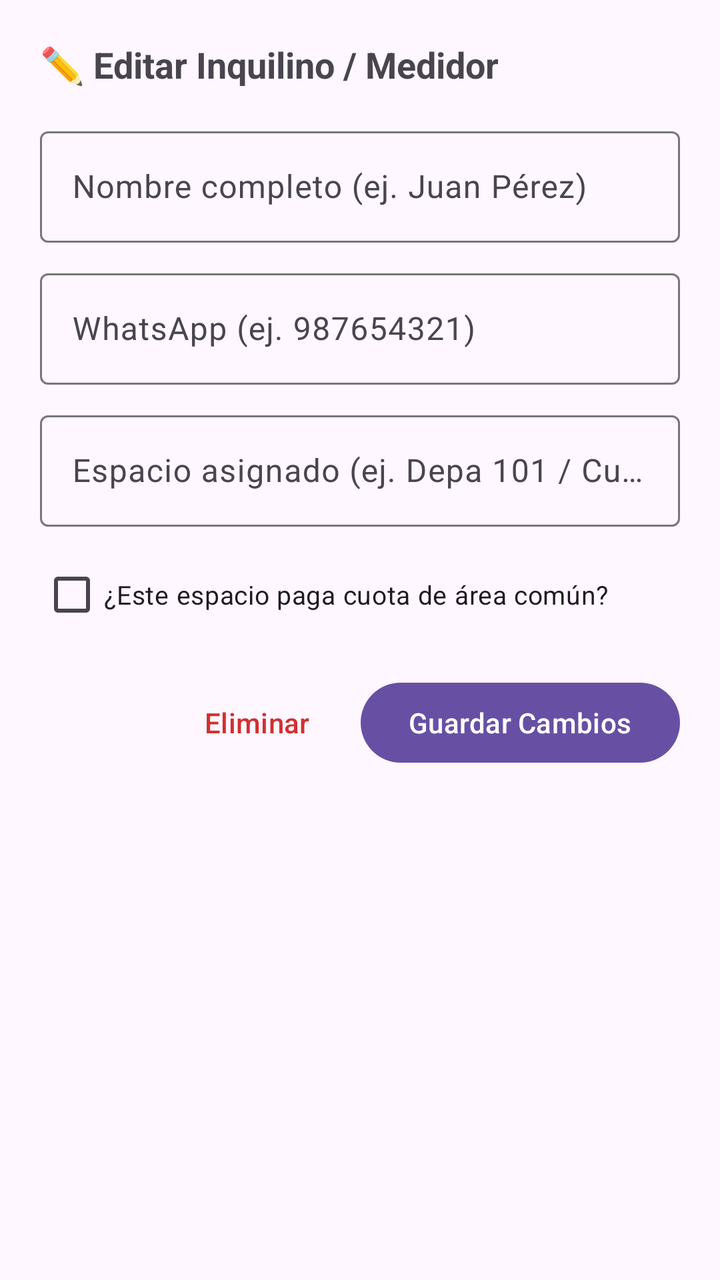
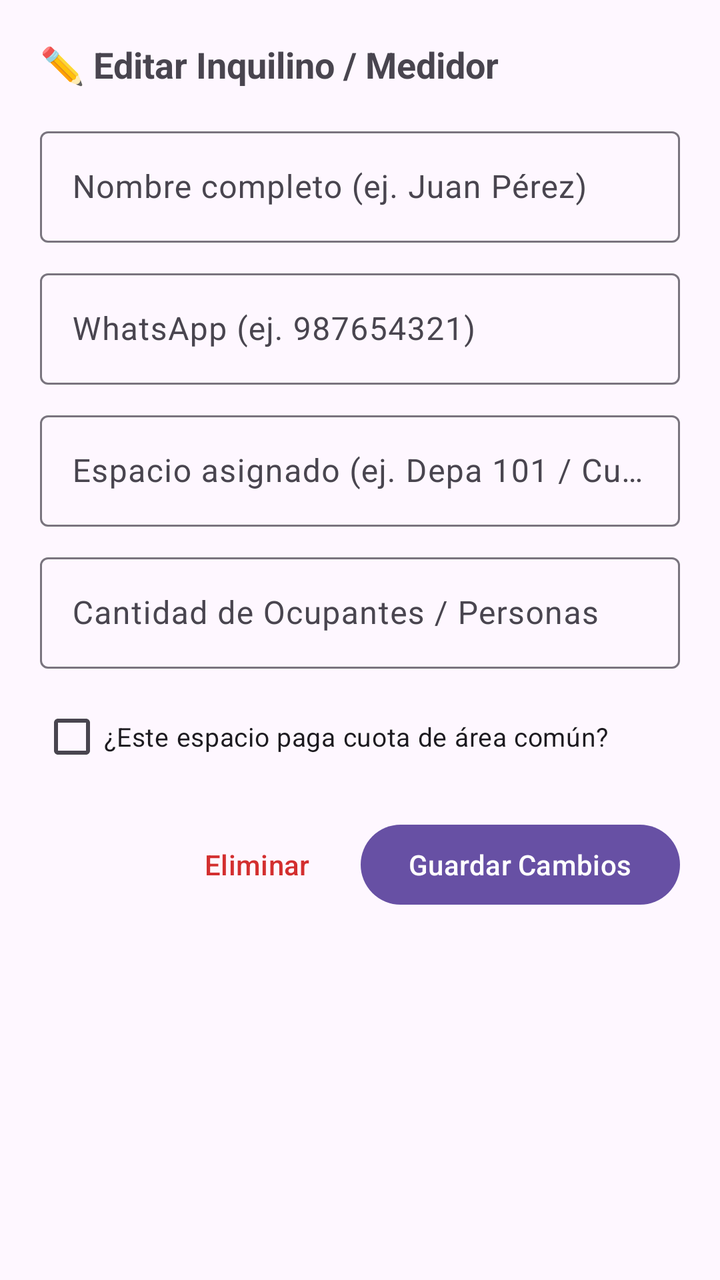

Compare the two renders of this Android layout. The source of the first and the diff that turns it into the second are given below.
<!-- AndroidManifest.xml: application theme Theme.KiloWatt -->
<!-- res/layout/dialog_editar_inquilino.xml -->
<?xml version="1.0" encoding="utf-8"?>
<LinearLayout xmlns:android="http://schemas.android.com/apk/res/android"
    xmlns:app="http://schemas.android.com/apk/res-auto"
    android:layout_width="match_parent"
    android:layout_height="wrap_content"
    android:orientation="vertical"
    android:padding="20dp">

    <TextView
        android:layout_width="wrap_content"
        android:layout_height="wrap_content"
        android:text="@string/title_editar_inquilino"
        android:textSize="18sp"
        android:textStyle="bold"
        android:layout_marginBottom="16dp" />

    <com.google.android.material.textfield.TextInputLayout
        android:layout_width="match_parent"
        android:layout_height="wrap_content"
        android:hint="@string/hint_nombre_completo"
        android:layout_marginBottom="10dp">

        <com.google.android.material.textfield.TextInputEditText
            android:id="@+id/etEditNombre"
            android:layout_width="match_parent"
            android:layout_height="wrap_content"
            android:inputType="textPersonName" />
    </com.google.android.material.textfield.TextInputLayout>

    <com.google.android.material.textfield.TextInputLayout
        android:layout_width="match_parent"
        android:layout_height="wrap_content"
        android:hint="@string/hint_whatsapp"
        android:layout_marginBottom="10dp">

        <com.google.android.material.textfield.TextInputEditText
            android:id="@+id/etEditTelefono"
            android:layout_width="match_parent"
            android:layout_height="wrap_content"
            android:inputType="phone" />
    </com.google.android.material.textfield.TextInputLayout>

    <com.google.android.material.textfield.TextInputLayout
        android:layout_width="match_parent"
        android:layout_height="wrap_content"
        android:hint="@string/hint_espacio"
        android:layout_marginBottom="10dp">

        <com.google.android.material.textfield.TextInputEditText
            android:id="@+id/etEditEspacio"
            android:layout_width="match_parent"
            android:layout_height="wrap_content"
            android:inputType="text" />
    </com.google.android.material.textfield.TextInputLayout>

    <CheckBox
        android:id="@+id/cbEditPagaAreaComun"
        android:layout_width="wrap_content"
        android:layout_height="wrap_content"
        android:text="@string/chk_paga_area_comun"
        android:textSize="13sp"
        android:layout_marginBottom="16dp" />

    <LinearLayout
        android:layout_width="match_parent"
        android:layout_height="wrap_content"
        android:orientation="horizontal"
        android:gravity="end">

        <com.google.android.material.button.MaterialButton
            android:id="@+id/btnEliminar"
            style="@style/Widget.Material3.Button.TextButton"
            android:layout_width="wrap_content"
            android:layout_height="wrap_content"
            android:text="@string/btn_eliminar"
            android:textColor="@color/red_error" />

        <com.google.android.material.button.MaterialButton
            android:id="@+id/btnGuardarCambios"
            android:layout_width="wrap_content"
            android:layout_height="wrap_content"
            android:layout_marginStart="8dp"
            android:text="@string/btn_guardar_cambios" />
    </LinearLayout>
</LinearLayout>
<!-- resources referenced by this layout -->
<resources>
  <color name="red_error">#D32F2F</color>
  <string name="btn_eliminar">Eliminar</string>
  <string name="btn_guardar_cambios">Guardar Cambios</string>
  <string name="chk_paga_area_comun">¿Este espacio paga cuota de área común?</string>
  <string name="hint_espacio">Espacio asignado (ej. Depa 101 / Cuarto 2)</string>
  <string name="hint_nombre_completo">Nombre completo (ej. Juan Pérez)</string>
  <string name="hint_whatsapp">WhatsApp (ej. 987654321)</string>
  <string name="title_editar_inquilino">✏️ Editar Inquilino / Medidor</string>
  <style name="Theme.KiloWatt" parent="Base.Theme.KiloWatt" />
  <style name="Base.Theme.KiloWatt" parent="Theme.Material3.DayNight.NoActionBar">
          
          
      </style>
</resources>

<!-- the commit's change to res/layout/dialog_editar_inquilino.xml (unified diff, before → after) -->
@@ -53,6 +53,19 @@
             android:inputType="text" />
     </com.google.android.material.textfield.TextInputLayout>
 
+    <com.google.android.material.textfield.TextInputLayout
+        android:layout_width="match_parent"
+        android:layout_height="wrap_content"
+        android:hint="@string/hint_numero_personas"
+        android:layout_marginBottom="10dp">
+
+        <com.google.android.material.textfield.TextInputEditText
+            android:id="@+id/etEditNumeroPersonas"
+            android:layout_width="match_parent"
+            android:layout_height="wrap_content"
+            android:inputType="number" />
+    </com.google.android.material.textfield.TextInputLayout>
+
     <CheckBox
         android:id="@+id/cbEditPagaAreaComun"
         android:layout_width="wrap_content"
<!-- resource entries referenced after the edit -->
@@ -6,6 +6,7 @@
   <string name="chk_paga_area_comun">¿Este espacio paga cuota de área común?</string>
   <string name="hint_espacio">Espacio asignado (ej. Depa 101 / Cuarto 2)</string>
   <string name="hint_nombre_completo">Nombre completo (ej. Juan Pérez)</string>
+  <string name="hint_numero_personas">Cantidad de Ocupantes / Personas</string>
   <string name="hint_whatsapp">WhatsApp (ej. 987654321)</string>
   <string name="title_editar_inquilino">✏️ Editar Inquilino / Medidor</string>
   <style name="Theme.KiloWatt" parent="Base.Theme.KiloWatt" />
